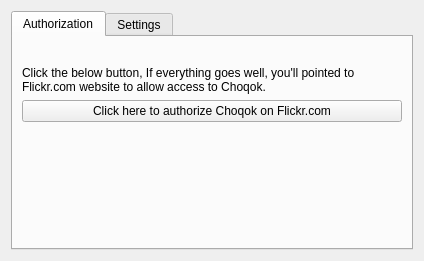
Qt form plugins/uploaders/flickr/flickrprefs.ui (KDE/choqok) before a commit.
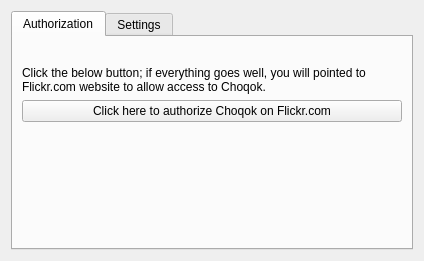
The same form after that commit. Custom widgets are drawn as their Qt base class.

```diff
--- a/plugins/uploaders/flickr/flickrprefs.ui
+++ b/plugins/uploaders/flickr/flickrprefs.ui
@@ -48,7 +48,7 @@
        <item>
         <widget class="QLabel" name="label">
          <property name="text">
-          <string>Click the below button, If everything goes well, you'll pointed to Flickr.com website to allow access to Choqok.</string>
+          <string>Click the below button; if everything goes well, you will pointed to Flickr.com website to allow access to Choqok.</string>
          </property>
          <property name="wordWrap">
           <bool>true</bool>
```
